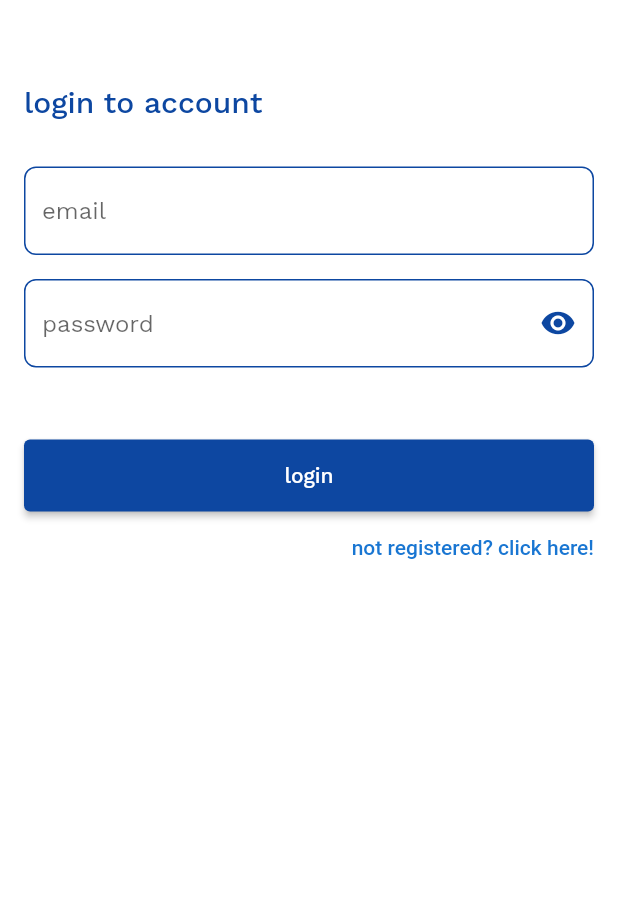
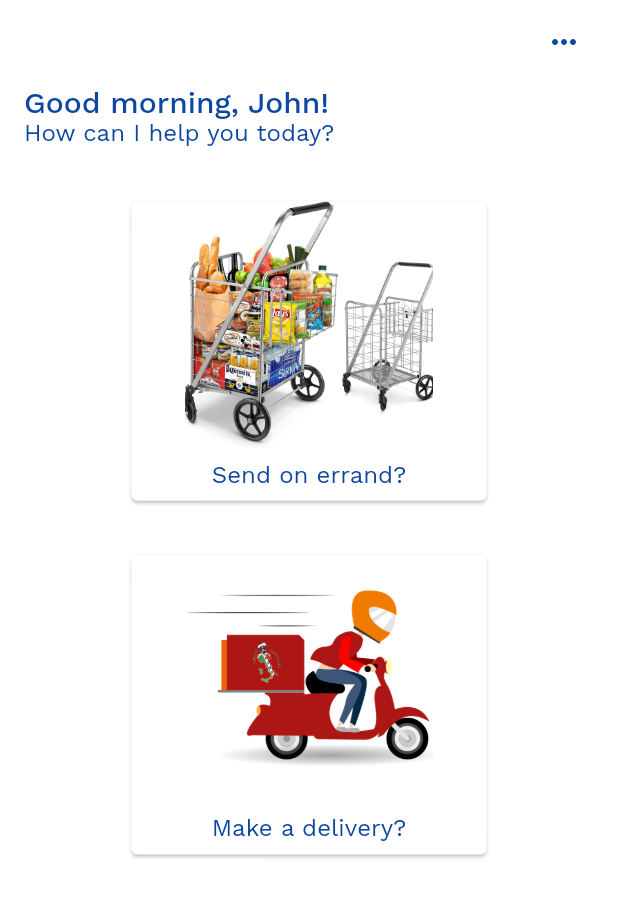
Before and after one commit to Octacore19/magic_express_delivery, a Flutter app: the screen it shows after launch, after a tap on "login", on a phone screen of 412 x 824 dp. Shown: the top 897 px of the screen. Run offline on Flutter 3.47's test engine with Material 2 defaults, Android fonts, the phone set to English and light mode, and no system bars; our stand-ins replace google_fonts.

Commit message:
laid out UI for the dashboard screen

```diff
--- a/lib/commons/routes.dart
+++ b/lib/commons/routes.dart
@@ -1,4 +1,6 @@
 class Routes {
-  static const HOME = '/';
+  static const DEFAULT = '/';
+  static const LOGIN = '/login';
   static const REGISTRATION = '/registration';
+  static const DASHBOARD = '/dashboard';
 }
--- a/lib/main.dart
+++ b/lib/main.dart
@@ -1,7 +1,6 @@
 import 'package:flutter/material.dart';
 import 'package:google_fonts/google_fonts.dart';
 import 'package:magic_express_delivery/commons/commons.dart';
-import 'package:magic_express_delivery/screens/registration_screen.dart';
 import 'package:magic_express_delivery/screens/screens.dart';
 
 void main() {
@@ -47,8 +46,9 @@ class MyApp extends StatelessWidget {
         ),
       ),
       routes: {
-        Routes.HOME: (_) => LoginScreen(),
+        Routes.DEFAULT: (_) => LoginScreen(),
         Routes.REGISTRATION: (_) => RegistrationScreen(),
+        Routes.DASHBOARD: (_) => DashboardScreen(),
       },
     );
   }
--- /dev/null
+++ b/lib/screens/dashboard_screen.dart
@@ -0,0 +1,128 @@
+import 'package:flutter/material.dart';
+import 'package:magic_express_delivery/commons/commons.dart';
+
+class DashboardScreen extends StatefulWidget {
+  @override
+  State<StatefulWidget> createState() => _DashboardScreenState();
+}
+
+class _DashboardScreenState extends State<DashboardScreen> {
+  @override
+  Widget build(BuildContext context) {
+    return Scaffold(
+      appBar: AppBar(
+        actions: [
+          _accountWidget,
+        ],
+      ),
+      body: Column(
+        crossAxisAlignment: CrossAxisAlignment.start,
+        children: [
+          _greetingWidget,
+          _errandCardWidget,
+          _deliveryCardWidget,
+        ],
+      ),
+    );
+  }
+
+  Widget get _accountWidget {
+    return Container(
+      margin: EdgeInsets.only(right: 8.0),
+      child: InkWell(
+        onTap: () {
+          Navigator.pushReplacementNamed(context, Routes.DEFAULT);
+        },
+        borderRadius: BorderRadius.circular(36.0),
+        child: Container(
+          margin: EdgeInsets.symmetric(horizontal: 16.0),
+          child: Icon(Icons.more_horiz),
+        ),
+      ),
+    );
+  }
+
+  Widget get _greetingWidget {
+    return Container(
+      margin: EdgeInsets.symmetric(horizontal: 16.0),
+      child: Column(
+        crossAxisAlignment: CrossAxisAlignment.start,
+        mainAxisSize: MainAxisSize.min,
+        children: [
+          Text(
+            'Good morning, John!',
+            style: Theme.of(context).textTheme.headline6,
+          ),
+          Text(
+            'How can I help you today?',
+            style: Theme.of(context).textTheme.subtitle1,
+          )
+        ],
+      ),
+    );
+  }
+
+  Widget get _errandCardWidget {
+    return Align(
+      alignment: Alignment.center,
+      child: Card(
+        margin: EdgeInsets.only(top: 36.0),
+        child: InkWell(
+          child: Container(
+            padding: EdgeInsets.symmetric(horizontal: 36.0),
+            child: Column(
+              children: [
+                Image.asset(
+                  'assets/shopping_cart.jpg',
+                  fit: BoxFit.cover,
+                  width: MediaQuery.of(context).size.width * 0.4,
+                  height: MediaQuery.of(context).size.height * 0.2,
+                ),
+                Container(
+                  margin: EdgeInsets.symmetric(vertical: 8.0),
+                  child: Text(
+                    'Send on errand?',
+                    style: Theme.of(context).textTheme.subtitle1,
+                  ),
+                )
+              ],
+            ),
+          ),
+          onTap: () {},
+        ),
+      ),
+    );
+  }
+
+  Widget get _deliveryCardWidget {
+    return Align(
+      alignment: Alignment.center,
+      child: Card(
+        margin: EdgeInsets.only(top: 36.0),
+        child: InkWell(
+          child: Container(
+            padding: EdgeInsets.symmetric(horizontal: 36.0),
+            child: Column(
+              children: [
+                Image.asset(
+                  'assets/dispatch_rider.png',
+                  fit: BoxFit.fitWidth,
+                  width: MediaQuery.of(context).size.width * 0.4,
+                  height: MediaQuery.of(context).size.height * 0.2,
+                ),
+                Container(
+                  margin: EdgeInsets.symmetric(vertical: 8.0),
+                  child: Text(
+                    'Make a delivery?',
+                    style: Theme.of(context).textTheme.subtitle1,
+                  ),
+                )
+              ],
+            ),
+          ),
+          onTap: () {},
+        ),
+      ),
+    );
+  }
+}
--- a/lib/screens/login_screen.dart
+++ b/lib/screens/login_screen.dart
@@ -137,7 +137,9 @@ class _LoginScreenState extends State<LoginScreen> {
           textStyle: Theme.of(context).textTheme.button,
           padding: EdgeInsets.all(16.0),
         ),
-        onPressed: () {},
+        onPressed: () {
+          Navigator.pushReplacementNamed(context, Routes.DASHBOARD);
+        },
       ),
     );
   }
--- a/lib/screens/screens.dart
+++ b/lib/screens/screens.dart
@@ -1,2 +1,4 @@
 export 'login_screen.dart';
 export 'splash_screen.dart';
+export 'registration_screen.dart';
+export 'dashboard_screen.dart';
--- a/pubspec.yaml
+++ b/pubspec.yaml
@@ -20,3 +20,7 @@ dev_dependencies:
 
 flutter:
   uses-material-design: true
+
+  assets:
+    - assets/dispatch_rider.png
+    - assets/shopping_cart.jpg
```
Also changed, not shown: assets/dispatch_rider.png (added), assets/shopping_cart.jpg (added), 1 other file.
